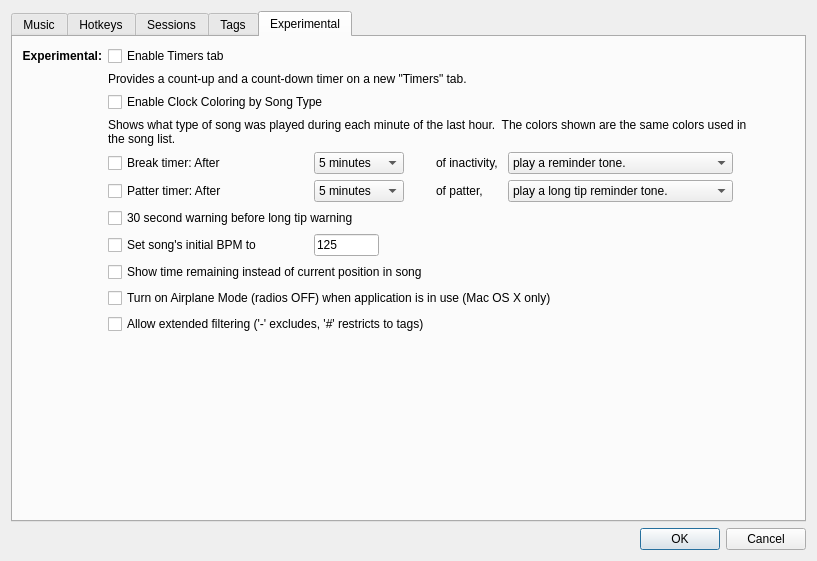
mpogue2/SquareDesk, file SquareDesk-DEV/test123/preferencesdialog.ui: the form before one commit.
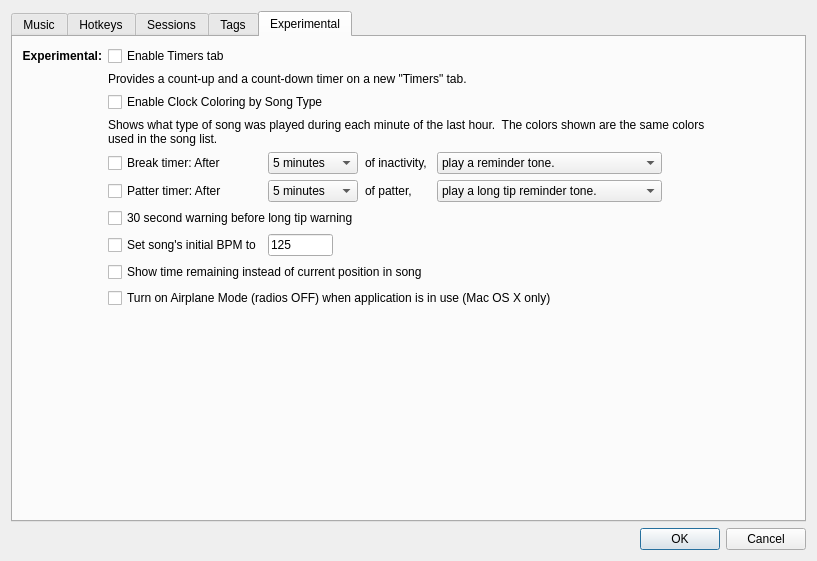
The form after the commit. Icons and pictures are not drawn.

Commit message: Removing the option for extended filtering, just makes it normal. Closes #356

Diff of the .ui file:
```diff
--- a/SquareDesk-DEV/test123/preferencesdialog.ui
+++ b/SquareDesk-DEV/test123/preferencesdialog.ui
@@ -1229,7 +1229,7 @@
            </property>
           </widget>
          </item>
-         <item row="12" column="1">
+         <item row="11" column="1">
           <spacer name="verticalSpacer">
            <property name="orientation">
             <enum>Qt::Vertical</enum>
@@ -1379,13 +1379,6 @@
            </property>
           </widget>
          </item>
-         <item row="11" column="1" colspan="2">
-          <widget class="QCheckBox" name="checkBoxExtendedFiltering">
-           <property name="text">
-            <string>Allow extended filtering ('-' excludes, '#' restricts to tags)</string>
-           </property>
-          </widget>
-         </item>
         </layout>
        </widget>
       </widget>
```
The commit also changes 3 other files.
